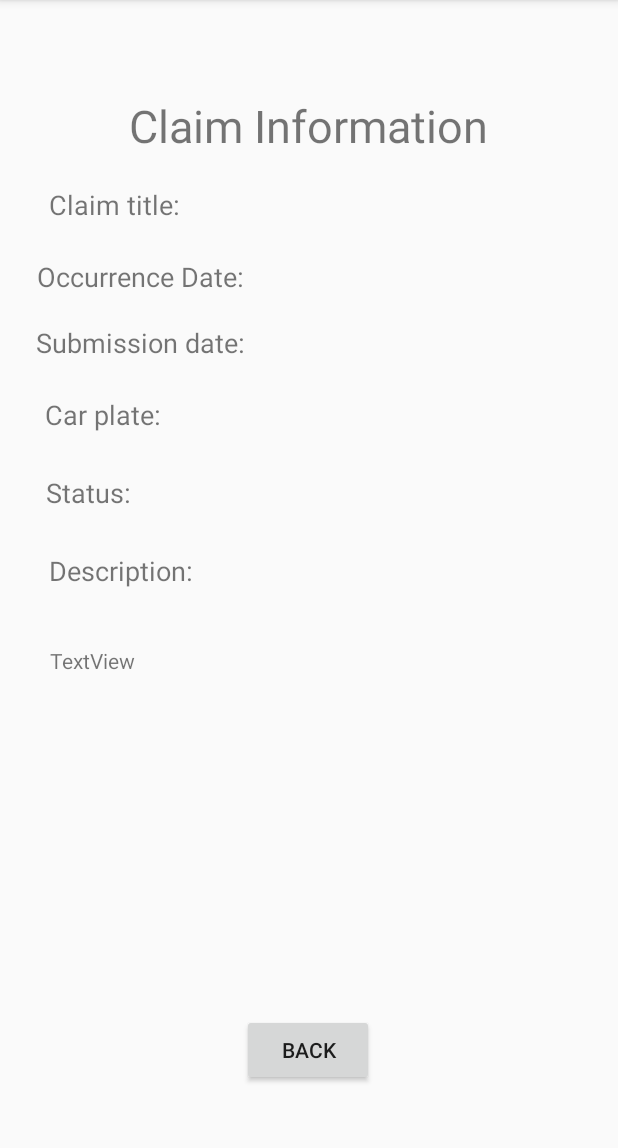
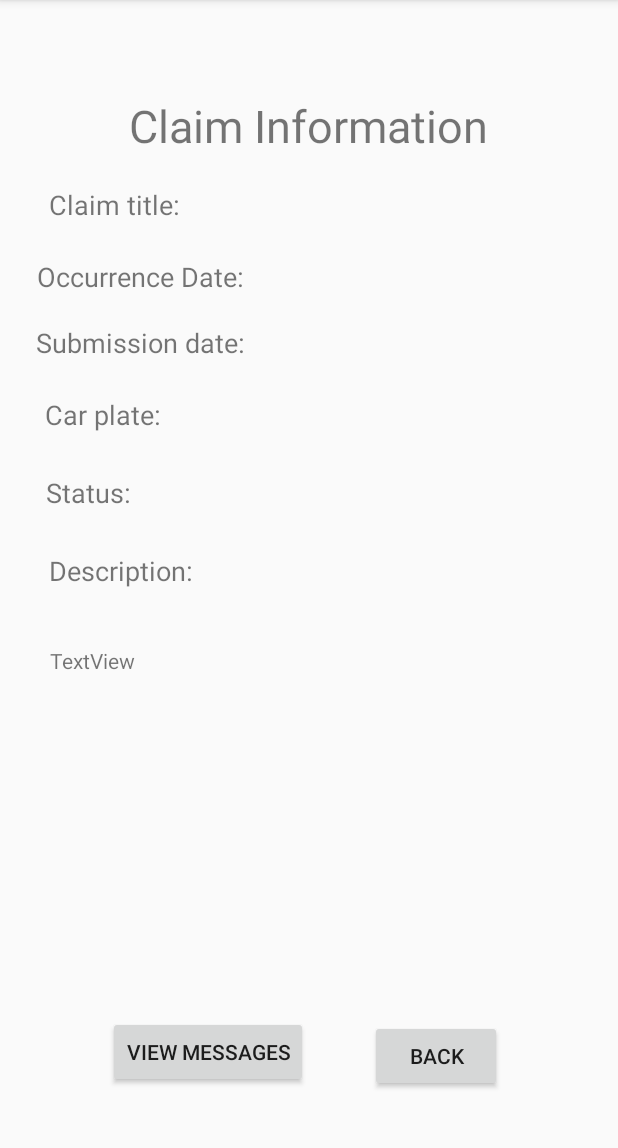
Before and after one commit to andrerosantos/InSureApp, an Android app: the ClaimInformationActivity screen opened directly, with no data from a screen before it, on a phone screen of 412 x 824 dp, the part 84-1232 px from its top. Run offline under Robolectric (Android 15) with nearby library versions, the phone set to English and light mode, and no system bars; 1 statement that could not run was skipped.

Commit message:
see individual claim - with dummy button

```diff
--- a/app/src/main/res/layout/activity_claim_information.xml
+++ b/app/src/main/res/layout/activity_claim_information.xml
@@ -70,11 +70,11 @@
         android:id="@+id/backButtonClaimInformation"
         android:layout_width="wrap_content"
         android:layout_height="wrap_content"
-        android:layout_marginBottom="44dp"
+        android:layout_marginBottom="40dp"
         android:text="@string/back_button"
         app:layout_constraintBottom_toBottomOf="parent"
         app:layout_constraintEnd_toEndOf="parent"
-        app:layout_constraintHorizontal_bias="0.498"
+        app:layout_constraintHorizontal_bias="0.761"
         app:layout_constraintStart_toStartOf="parent" />
 
     <TextView
@@ -171,4 +171,16 @@
         app:layout_constraintHorizontal_bias="0.523"
         app:layout_constraintStart_toStartOf="parent" />
 
+    <Button
+        android:id="@+id/viewMessagesButton"
+        android:layout_width="wrap_content"
+        android:layout_height="wrap_content"
+        android:text="View Messages"
+        app:layout_constraintBottom_toBottomOf="parent"
+        app:layout_constraintEnd_toEndOf="parent"
+        app:layout_constraintHorizontal_bias="0.258"
+        app:layout_constraintStart_toStartOf="parent"
+        app:layout_constraintTop_toTopOf="parent"
+        app:layout_constraintVertical_bias="0.941" />
+
 </androidx.constraintlayout.widget.ConstraintLayout>
```
